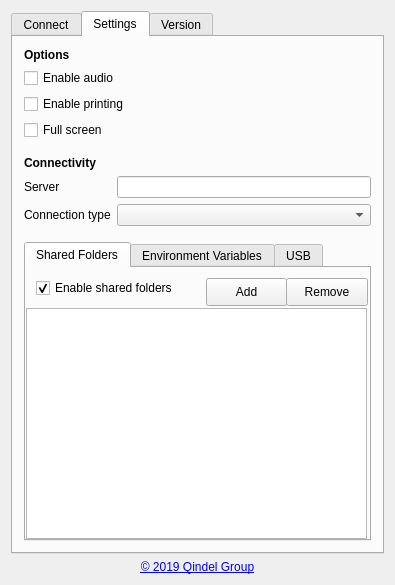
Old version of the form qtclient/gui/mainwindow.ui in the repository theqvd/qvd-client-qt.
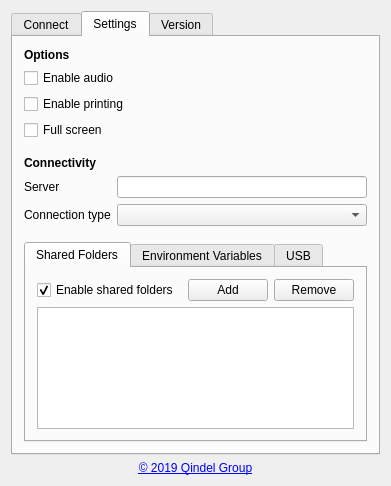
New version of the form. The open tabs and pages were chosen to show the change. Icons and pictures are not drawn.

The edit to the form file:
```diff
--- a/qtclient/gui/mainwindow.ui
+++ b/qtclient/gui/mainwindow.ui
@@ -6,8 +6,8 @@
    <rect>
     <x>0</x>
     <y>0</y>
-    <width>395</width>
-    <height>585</height>
+    <width>391</width>
+    <height>486</height>
    </rect>
   </property>
   <property name="windowTitle">
@@ -282,37 +282,18 @@
              <attribute name="title">
               <string>Shared Folders</string>
              </attribute>
-             <widget class="QListView" name="sharedFoldersList">
-              <property name="geometry">
-               <rect>
-                <x>0</x>
-                <y>40</y>
-                <width>341</width>
-                <height>231</height>
-               </rect>
-              </property>
-             </widget>
-             <widget class="QPushButton" name="removeSharedFolderButton">
-              <property name="geometry">
-               <rect>
-                <x>260</x>
-                <y>10</y>
-                <width>82</width>
-                <height>28</height>
-               </rect>
-              </property>
-              <property name="text">
-               <string>Remove</string>
-              </property>
-             </widget>
+             <layout class="QVBoxLayout" name="verticalLayout_13">
+              <item>
+               <layout class="QVBoxLayout" name="verticalLayout_12">
+                <item>
+                 <layout class="QHBoxLayout" name="horizontalLayout">
+                  <item>
              <widget class="QCheckBox" name="enableSharedFoldersCheck">
-              <property name="geometry">
-               <rect>
-                <x>10</x>
-                <y>10</y>
-                <width>151</width>
-                <height>20</height>
-               </rect>
+                    <property name="sizePolicy">
+                     <sizepolicy hsizetype="Expanding" vsizetype="Fixed">
+                      <horstretch>0</horstretch>
+                      <verstretch>0</verstretch>
+                     </sizepolicy>
               </property>
               <property name="text">
                <string>Enable shared folders</string>
@@ -321,19 +302,35 @@
                <bool>true</bool>
               </property>
              </widget>
+                  </item>
+                  <item>
              <widget class="QPushButton" name="addSharedFolderButton">
-              <property name="geometry">
-               <rect>
-                <x>180</x>
-                <y>10</y>
-                <width>81</width>
-                <height>28</height>
-               </rect>
-              </property>
               <property name="text">
                <string>Add</string>
               </property>
              </widget>
+                  </item>
+                  <item>
+                   <widget class="QPushButton" name="removeSharedFolderButton">
+                    <property name="sizePolicy">
+                     <sizepolicy hsizetype="Minimum" vsizetype="Fixed">
+                      <horstretch>0</horstretch>
+                      <verstretch>0</verstretch>
+                     </sizepolicy>
+                    </property>
+                    <property name="text">
+                     <string>Remove</string>
+                    </property>
+                   </widget>
+                  </item>
+                 </layout>
+                </item>
+                <item>
+                 <widget class="QListView" name="sharedFoldersList"/>
+                </item>
+               </layout>
+              </item>
+             </layout>
             </widget>
             <widget class="QWidget" name="EnvironmentVariables">
              <attribute name="title">
```
Left out of the diff: 52 changed lines with no effect on the pictures. Lines whose indentation alone changed are shown as unchanged.
